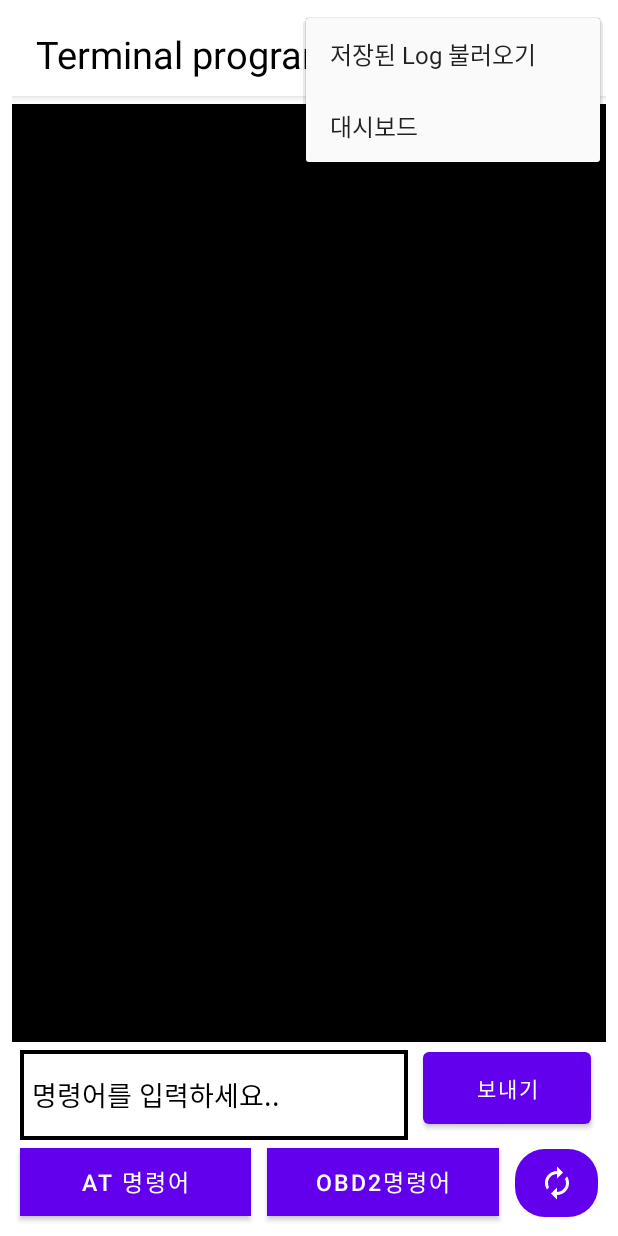
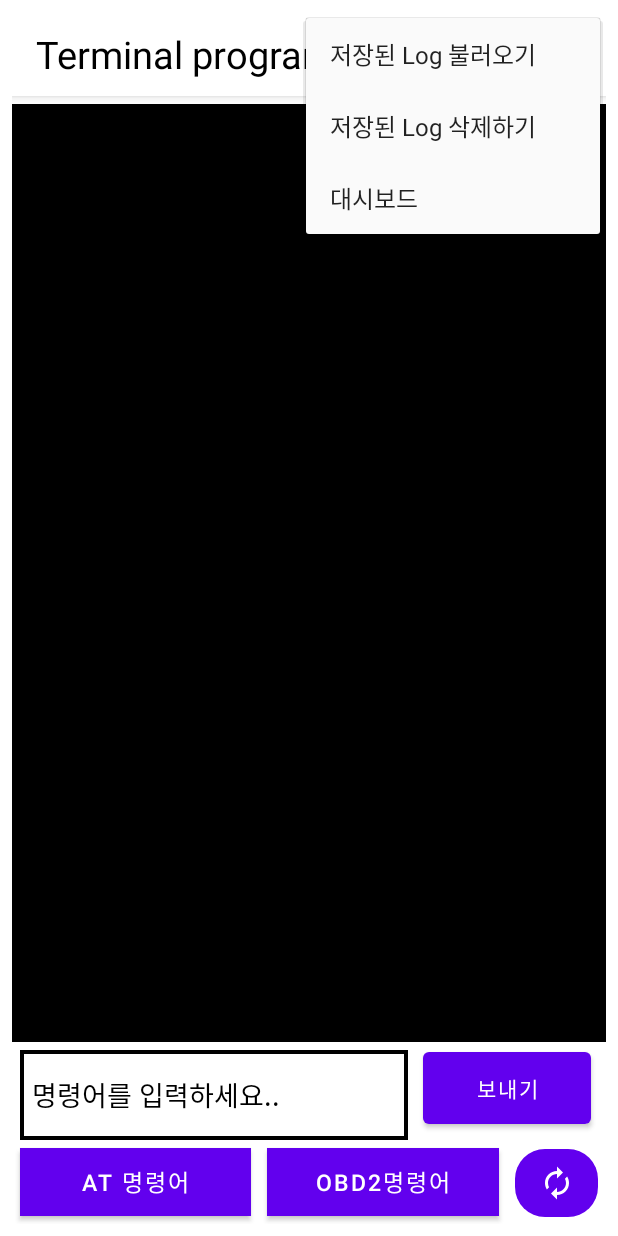
Before and after one commit to AIMA0719/terminal, an Android app: the screen it shows after launch (MainActivity), with the options menu open, on a phone screen of 412 x 824 dp. Run offline under Robolectric (Android 15) with nearby library versions, the phone set to English and light mode, and no system bars; our stand-ins replace Room's generated code.

Commit message:
09/27 bluetooth

```diff
--- a/app/src/main/res/menu/menu.xml
+++ b/app/src/main/res/menu/menu.xml
@@ -17,8 +17,14 @@
         />
 
     <item
+        android:id="@+id/delete_load"
+        android:title="저장된 Log 삭제하기"
+        app:showAsAction="never"/>
+
+    <item
         android:title="@string/DashBoard"
         android:id="@+id/dashboard"
         app:showAsAction="never"/>
 
+
 </menu>
```
Also changed, not shown: app/src/main/java/com/example/ex/MainActivity/MainActivity.java (+24 -6 lines).
